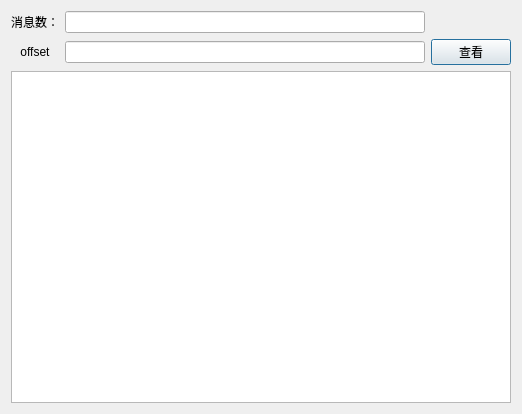
Old version of the form partitiondetaildlg.ui in the repository zh5e/kafkacli.
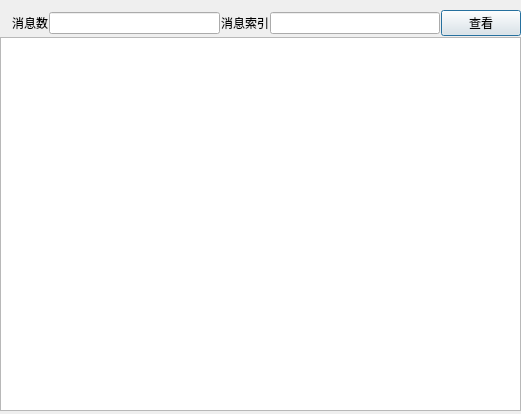
New version of the form.

Patch:
```diff
--- a/partitiondetaildlg.ui
+++ b/partitiondetaildlg.ui
@@ -6,72 +6,122 @@
    <rect>
     <x>0</x>
     <y>0</y>
-    <width>522</width>
+    <width>521</width>
     <height>414</height>
    </rect>
   </property>
+  <property name="sizePolicy">
+   <sizepolicy hsizetype="Maximum" vsizetype="Preferred">
+    <horstretch>0</horstretch>
+    <verstretch>0</verstretch>
+   </sizepolicy>
+  </property>
   <property name="windowTitle">
    <string>Dialog</string>
   </property>
-  <layout class="QGridLayout" name="gridLayout_2">
-   <item row="0" column="0">
-    <layout class="QGridLayout" name="gridLayout">
-     <item row="0" column="0">
-      <widget class="QLabel" name="label">
+  <widget class="QWidget" name="verticalLayoutWidget">
+   <property name="geometry">
+    <rect>
+     <x>0</x>
+     <y>10</y>
+     <width>521</width>
+     <height>401</height>
+    </rect>
+   </property>
+   <layout class="QVBoxLayout" name="verticalLayout">
+    <property name="spacing">
+     <number>1</number>
+    </property>
+    <item>
+     <layout class="QHBoxLayout" name="horizontalLayout">
+      <property name="spacing">
+       <number>-1</number>
+      </property>
+      <property name="leftMargin">
+       <number>12</number>
+      </property>
+      <item>
+       <widget class="QLabel" name="label_2">
        <property name="text">
-        <string>消息数：</string>
-       </property>
-       <property name="alignment">
-        <set>Qt::AlignLeading|Qt::AlignLeft|Qt::AlignVCenter</set>
+         <string>消息数</string>
        </property>
       </widget>
      </item>
-     <item row="0" column="1">
+      <item>
       <widget class="QLineEdit" name="messageCountEdit">
+        <property name="sizePolicy">
+         <sizepolicy hsizetype="Expanding" vsizetype="Fixed">
+          <horstretch>0</horstretch>
+          <verstretch>0</verstretch>
+         </sizepolicy>
+        </property>
+        <property name="maximumSize">
+         <size>
+          <width>16777215</width>
+          <height>22</height>
+         </size>
+        </property>
        <property name="text">
         <string/>
        </property>
       </widget>
      </item>
-     <item row="1" column="0">
+      <item>
       <widget class="QLabel" name="label_3">
        <property name="text">
-        <string>offset</string>
+         <string>消息索引</string>
        </property>
        <property name="alignment">
         <set>Qt::AlignCenter</set>
        </property>
       </widget>
      </item>
-     <item row="1" column="1">
-      <widget class="QLineEdit" name="targetOffsetEdit"/>
-     </item>
-     <item row="1" column="2">
+      <item>
+       <widget class="QLineEdit" name="targetOffsetEdit">
+        <property name="maximumSize">
+         <size>
+          <width>16777215</width>
+          <height>22</height>
+         </size>
+        </property>
+       </widget>
+      </item>
+      <item>
       <widget class="QPushButton" name="pushButton">
        <property name="text">
         <string>查看</string>
        </property>
       </widget>
      </item>
-     <item row="2" column="0" colspan="3">
+     </layout>
+    </item>
+    <item>
       <widget class="QTextBrowser" name="messageDetail">
        <property name="sizePolicy">
-        <sizepolicy hsizetype="Expanding" vsizetype="Expanding">
+       <sizepolicy hsizetype="Preferred" vsizetype="Expanding">
          <horstretch>0</horstretch>
          <verstretch>0</verstretch>
         </sizepolicy>
        </property>
+      <property name="maximumSize">
+       <size>
+        <width>16777215</width>
+        <height>16777215</height>
+       </size>
+      </property>
        <property name="baseSize">
         <size>
          <width>0</width>
          <height>0</height>
         </size>
        </property>
+      <property name="layoutDirection">
+       <enum>Qt::LeftToRight</enum>
+      </property>
       </widget>
      </item>
     </layout>
-   </item>
-  </layout>
+  </widget>
  </widget>
  <resources/>
  <connections/>
```
Lines whose indentation alone changed are shown as unchanged.
